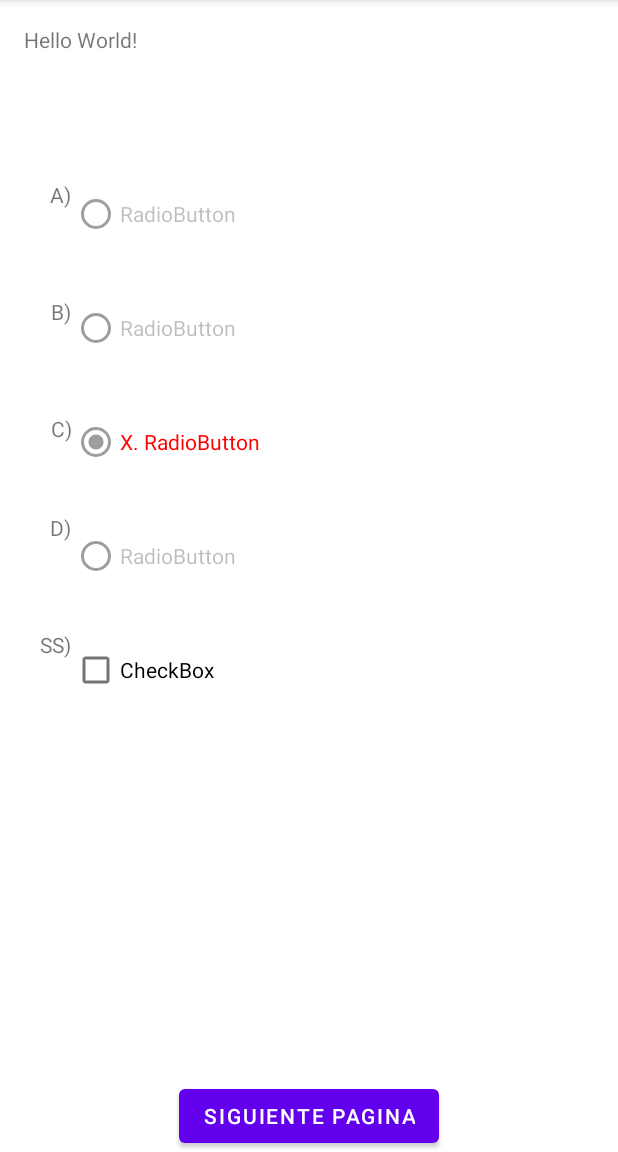
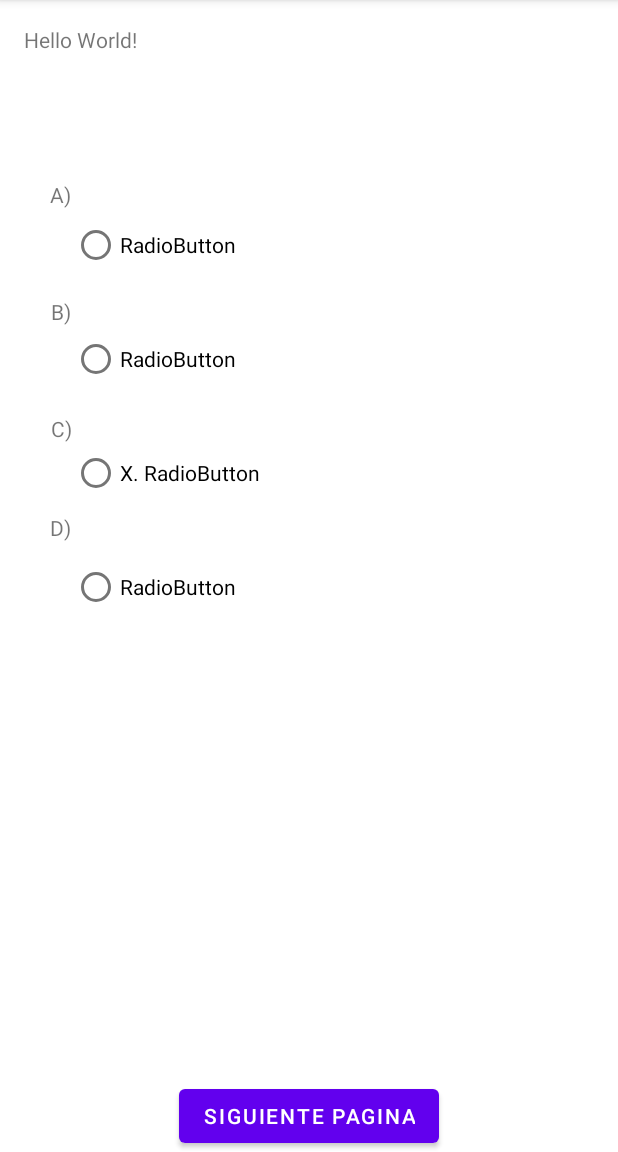
Before and after one commit to els17/OpoTest, an Android app: the screen it shows after launch (MainActivity), after a tap on "SIGUIENTE PAGINA", on a phone screen of 412 x 824 dp, the part 84-1236 px from its top. Run offline under Robolectric (Android 15) with nearby library versions, the phone set to English and light mode, and no system bars; 5 statements that could not run were skipped; 1 other tap on this screen came first.

Commit message:
Bloqueo, cambio color una vez respondida. Carga preguntas

```diff
--- a/OpoTest/src/main/java/com/example/opotest/MainActivity.java
+++ b/OpoTest/src/main/java/com/example/opotest/MainActivity.java
@@ -27,17 +27,8 @@ public class MainActivity extends AppCompatActivity {
     private RadioButton cb2;
     private RadioButton cb3;
     private RadioButton cb4;
-    private CheckBox cbCorr;
-
-    /*private TextView tv2;
-    private CheckBox cb12;
-    private CheckBox cb22;
-    private CheckBox cb32;
-    private CheckBox cb42;
-    private CheckBox cb52;*/
 
     Preguntas preg;
-//    Preguntas preg2;
 
     @Override
     protected void onCreate(Bundle savedInstanceState) {
@@ -53,20 +44,11 @@ public class MainActivity extends AppCompatActivity {
         cb2 = (RadioButton) findViewById(R.id.respuesta2);
         cb3 = (RadioButton) findViewById(R.id.respuesta3);
         cb4 = (RadioButton) findViewById(R.id.respuesta4);
-        cbCorr = (CheckBox) findViewById(R.id.respuestaCorrecta);
-
-        /*tv2 = (TextView) findViewById(R.id.textoo2);
-        cb12 = (CheckBox) findViewById(R.id.respuesta12);
-        cb22 = (CheckBox) findViewById(R.id.respuesta22);
-        cb32 = (CheckBox) findViewById(R.id.respuesta32);
-        cb42 = (CheckBox) findViewById(R.id.respuesta42);
-        cb52 = (CheckBox) findViewById(R.id.respuestaCorrecta2);*/
 
         cargarPregunta();
     }
 
     public void cargarPregunta(){
-        //preg2 = dbPreguntas.verPregunta((int) (Math.random()*500 + 1));
         final dbPreguntas dbPreguntas = new dbPreguntas(MainActivity.this);
         preg = dbPreguntas.verPregunta((int) (Math.random()*500 + 1));
 
@@ -75,30 +57,19 @@ public class MainActivity extends AppCompatActivity {
         cb2.setText(preg.getRespuesta2().trim());
         cb3.setText(preg.getRespuesta3().trim());
         cb4.setText(preg.getRespuesta4().trim());
-        cbCorr.setText(preg.getRespuesta_correcta().trim());
-
-        /*tv2.setText(preg2.getPregunta().trim());
-        cb12.setText(preg2.getRespuesta1().trim());
-        cb22.setText(preg2.getRespuesta2().trim());
-        cb32.setText(preg2.getRespuesta3().trim());
-        cb42.setText(preg2.getRespuesta4().trim());
-        cb52.setText(preg2.getRespuesta_correcta().trim());*/
-
     }
 
     public void cargarPregunta(View View){
-
-        //preg2 = dbPreguntas.verPregunta((int) (Math.random()*500 + 1));
-
         cargarPregunta();
-
-        /*tv2.setText(preg2.getPregunta().trim());
-        cb12.setText(preg2.getRespuesta1().trim());
-        cb22.setText(preg2.getRespuesta2().trim());
-        cb32.setText(preg2.getRespuesta3().trim());
-        cb42.setText(preg2.getRespuesta4().trim());
-        cb52.setText(preg2.getRespuesta_correcta().trim());*/
-
+        rg.clearCheck();
+        cb1.setEnabled(true);
+        cb2.setEnabled(true);
+        cb3.setEnabled(true);
+        cb4.setEnabled(true);
+        cb1.setTextColor(Color.BLACK);
+        cb2.setTextColor(Color.BLACK);
+        cb3.setTextColor(Color.BLACK);
+        cb4.setTextColor(Color.BLACK);
     }
 
     public void comprobarRespuesta(View view)
@@ -148,8 +119,5 @@ public class MainActivity extends AppCompatActivity {
         cb2.setEnabled(false);
         cb3.setEnabled(false);
         cb4.setEnabled(false);
-
     }
-
-
 }
--- a/OpoTest/src/main/res/layout/activity_main.xml
+++ b/OpoTest/src/main/res/layout/activity_main.xml
@@ -28,17 +28,6 @@
         android:text="@string/letraA"
         app:layout_constraintStart_toStartOf="parent"
         app:layout_constraintTop_toTopOf="parent" />
-
-    <TextView
-        android:id="@+id/letraA5"
-        android:layout_width="35dp"
-        android:layout_height="22dp"
-        android:layout_marginStart="12dp"
-        android:layout_marginTop="56dp"
-        android:gravity="right"
-        android:text="@string/letraA5"
-        app:layout_constraintStart_toStartOf="parent"
-        app:layout_constraintTop_toBottomOf="@+id/letraA4" />
 
     <TextView
         android:id="@+id/letraA3"
@@ -85,8 +74,8 @@
 
     <RadioGroup
         android:id="@+id/radioGroup"
-        android:layout_width="340dp"
-        android:layout_height="413dp"
+        android:layout_width="338dp"
+        android:layout_height="343dp"
         android:layout_marginStart="48dp"
         android:onClick="comprobarRespuesta"
         app:layout_constraintBottom_toBottomOf="parent"
@@ -122,11 +111,6 @@
             android:onClick="comprobarRespuesta"
             android:text="RadioButton" />
 
-        <CheckBox
-            android:id="@+id/respuestaCorrecta"
-            android:layout_width="match_parent"
-            android:layout_height="76dp"
-            android:text="CheckBox" />
     </RadioGroup>
 
 </androidx.constraintlayout.widget.ConstraintLayout>
```
